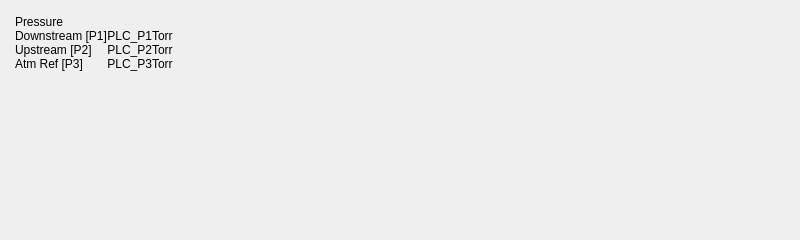
tamdak-dan/rch-steamer, file ui/resources/RunPage_widget.ui: the form before one commit.
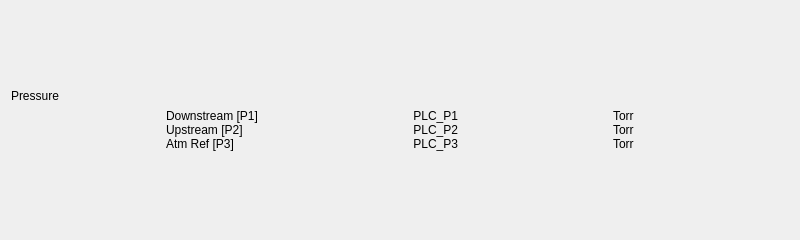
The form after the commit.

Commit message: working on fixing runpage layout issues

```diff
--- a/ui/resources/RunPage_widget.ui
+++ b/ui/resources/RunPage_widget.ui
@@ -13,35 +13,13 @@
   <property name="sizePolicy">
    <sizepolicy hsizetype="Expanding" vsizetype="Preferred">
     <horstretch>0</horstretch>
-    <verstretch>1</verstretch>
+    <verstretch>0</verstretch>
    </sizepolicy>
   </property>
   <property name="windowTitle">
    <string>Form</string>
   </property>
-  <layout class="QVBoxLayout" name="verticalLayout_6" stretch="2">
-   <property name="leftMargin">
-    <number>15</number>
-   </property>
-   <property name="topMargin">
-    <number>15</number>
-   </property>
-   <property name="rightMargin">
-    <number>15</number>
-   </property>
-   <property name="bottomMargin">
-    <number>15</number>
-   </property>
-   <item>
-    <layout class="QVBoxLayout" name="verticalLayout_5" stretch="2,1">
-     <item>
-      <layout class="QHBoxLayout" name="horizontalLayout_2" stretch="2,1,1">
-       <property name="spacing">
-        <number>0</number>
-       </property>
-       <property name="sizeConstraint">
-        <enum>QLayout::SizeConstraint::SetMaximumSize</enum>
-       </property>
+  <layout class="QVBoxLayout" name="verticalLayout_2">
        <item>
         <layout class="QVBoxLayout" name="pressure_vbox" stretch="0,0">
          <property name="sizeConstraint">
@@ -219,27 +197,6 @@
             </layout>
            </item>
           </layout>
-         </item>
-        </layout>
-       </item>
-       <item>
-        <layout class="QVBoxLayout" name="temperature_vbox">
-         <property name="sizeConstraint">
-          <enum>QLayout::SizeConstraint::SetMaximumSize</enum>
-         </property>
-        </layout>
-       </item>
-       <item>
-        <layout class="QVBoxLayout" name="verticalLayout_2" stretch="">
-         <property name="sizeConstraint">
-          <enum>QLayout::SizeConstraint::SetMaximumSize</enum>
-         </property>
-        </layout>
-       </item>
-      </layout>
-     </item>
-     <item>
-      <layout class="QHBoxLayout" name="horizontalLayout_3"/>
      </item>
     </layout>
    </item>
```
Lines whose indentation alone changed are shown as unchanged. The commit also changes 7 other files.
